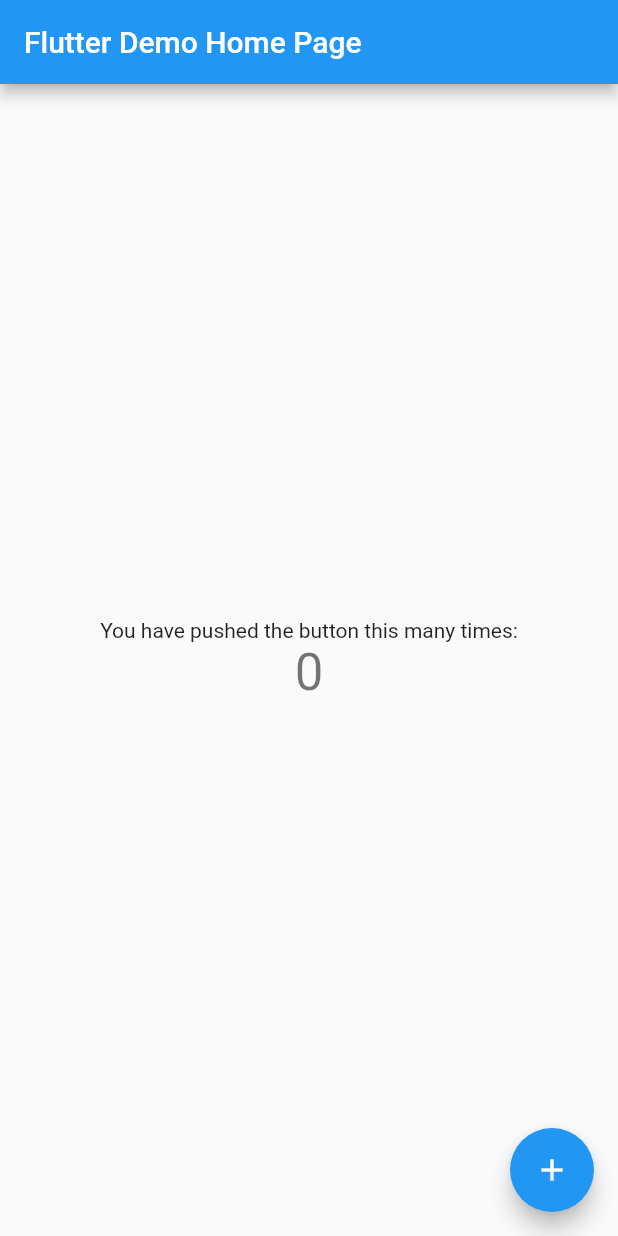
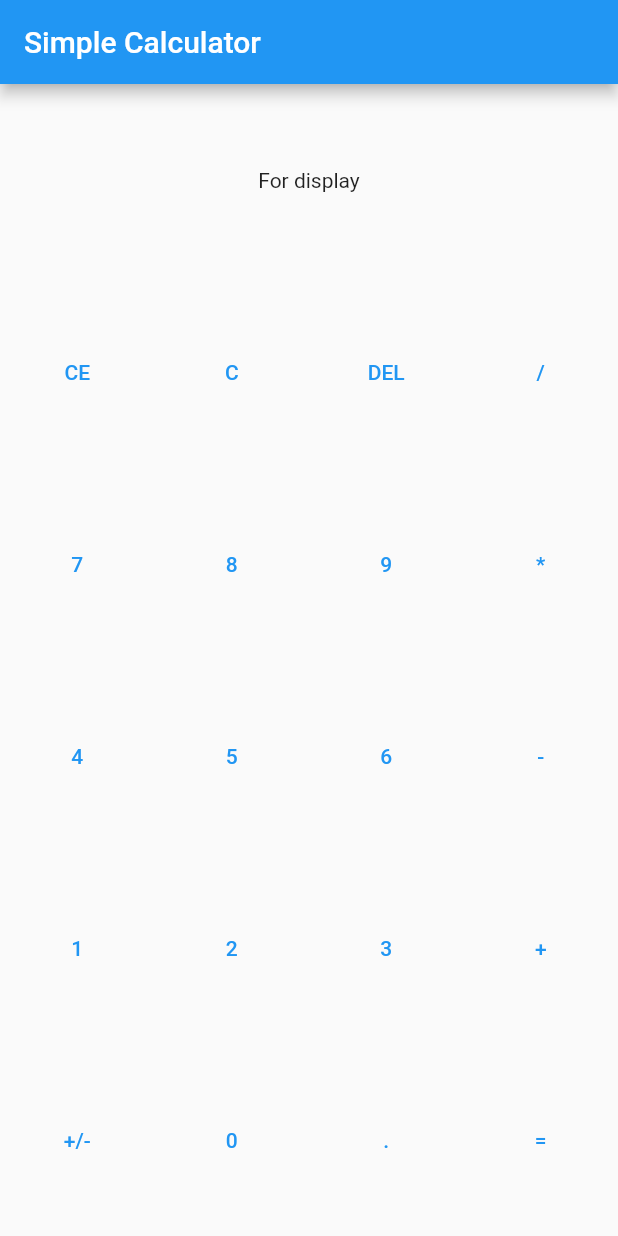
Before and after one commit to soyunjo/Flutter_Calculator, a Flutter app: the screen it shows after launch, on a phone screen of 412 x 824 dp. Run offline on Flutter 3.47's test engine with Material 2 defaults, Android fonts, the phone set to English and light mode, and no system bars.

Commit message:
calculate layout

```diff
--- a/lib/main.dart
+++ b/lib/main.dart
@@ -24,7 +24,7 @@ class MyApp extends StatelessWidget {
         // is not restarted.
         primarySwatch: Colors.blue,
       ),
-      home: const MyHomePage(title: 'Flutter Demo Home Page'),
+      home: const MyHomePage(title: 'Simple Calculator'),
     );
   }
 }
@@ -48,16 +48,17 @@ class MyHomePage extends StatefulWidget {
 }
 
 class _MyHomePageState extends State<MyHomePage> {
-  int _counter = 0;
+  int _number = 0;
 
-  void _incrementCounter() {
+
+  void _clear() {
     setState(() {
       // This call to setState tells the Flutter framework that something has
       // changed in this State, which causes it to rerun the build method below
       // so that the display can reflect the updated values. If we changed
       // _counter without calling setState(), then the build method would not be
       // called again, and so nothing would appear to happen.
-      _counter++;
+      _number = 0;
     });
   }
 
@@ -75,41 +76,175 @@ class _MyHomePageState extends State<MyHomePage> {
           // the App.build method, and use it to set our appbar title.
           title: Text(widget.title),
         ),
-      body: Center(
-        // Center is a layout widget. It takes a single child and positions it
-        // in the middle of the parent.
+        body: Column(
+          children: <Widget>[
+            Expanded(
+              flex: 1,
+              child: Container(
+                child: const Center(
+                  child: Text('For display'),
+                ),
+              ),
+            ),
+            Expanded(
+                flex: 5,
                 child: Column(
-          // Column is also a layout widget. It takes a list of children and
-          // arranges them vertically. By default, it sizes itself to fit its
-          // children horizontally, and tries to be as tall as its parent.
-          //
-          // Invoke "debug painting" (press "p" in the console, choose the
-          // "Toggle Debug Paint" action from the Flutter Inspector in Android
-          // Studio, or the "Toggle Debug Paint" command in Visual Studio Code)
-          // to see the wireframe for each widget.
-          //
-          // Column has various properties to control how it sizes itself and
-          // how it positions its children. Here we use mainAxisAlignment to
-          // center the children vertically; the main axis here is the vertical
-          // axis because Columns are vertical (the cross axis would be
-          // horizontal).
-          mainAxisAlignment: MainAxisAlignment.center,
-          children: <Widget>[
-            const Text(
-              'You have pushed the button this many times:',
+                  children: [
+                    Expanded(
+                      child: Row(
+                        children: [
+                          Expanded(
+                              child: TextButton(
+                                onPressed: () {},
+                                child: Text("CE"),
+                              )
                           ),
-            Text(
-              '$_counter',
-              style: Theme.of(context).textTheme.headline4,
+                          Expanded(
+                              child: TextButton(
+                                onPressed: () {},
+                                child: Text("C"),
+                              )
+                          ),
+                          Expanded(
+                              child: TextButton(
+                                onPressed: () {},
+                                child: Text("DEL"),
+                              )
+                          ),
+                          Expanded(
+                              child: TextButton(
+                                onPressed: () {},
+                                child: Text("/"),
+                              )
                           ),
                         ],
                       ),
                     ),
-      floatingActionButton: FloatingActionButton(
-        onPressed: _incrementCounter,
-        tooltip: 'Increment',
-        child: const Icon(Icons.add),
-      ), // This trailing comma makes auto-formatting nicer for build methods.
+                    Expanded(
+                      child: Row(
+                        children: [
+                          Expanded(
+                              child: TextButton(
+                                onPressed: () {},
+                                child: Text("7"),
+                              )
+                          ),
+                          Expanded(
+                              child: TextButton(
+                                onPressed: () {},
+                                child: Text("8"),
+                              )
+                          ),
+                          Expanded(
+                              child: TextButton(
+                                onPressed: () {},
+                                child: Text("9"),
+                              )
+                          ),
+                          Expanded(
+                              child: TextButton(
+                                onPressed: () {},
+                                child: Text("*"),
+                              )
+                          ),
+                        ],
+                      ),
+                    ),
+                    Expanded(
+                      child: Row(
+                        children: [
+                          Expanded(
+                              child: TextButton(
+                                onPressed: () {},
+                                child: Text("4"),
+                              )
+                          ),
+                          Expanded(
+                              child: TextButton(
+                                onPressed: () {},
+                                child: Text("5"),
+                              )
+                          ),
+                          Expanded(
+                              child: TextButton(
+                                onPressed: () {},
+                                child: Text("6"),
+                              )
+                          ),
+                          Expanded(
+                              child: TextButton(
+                                onPressed: () {},
+                                child: Text("-"),
+                              )
+                          ),
+                        ],
+                      ),
+                    ),
+                    Expanded(
+                      child: Row(
+                        children: [
+                          Expanded(
+                              child: TextButton(
+                                onPressed: () {},
+                                child: Text("1"),
+                              )
+                          ),
+                          Expanded(
+                              child: TextButton(
+                                onPressed: () {},
+                                child: Text("2"),
+                              )
+                          ),
+                          Expanded(
+                              child: TextButton(
+                                onPressed: () {},
+                                child: Text("3"),
+                              )
+                          ),
+                          Expanded(
+                              child: TextButton(
+                                onPressed: () {},
+                                child: Text("+"),
+                              )
+                          ),
+                        ],
+                      ),
+                    ),
+                    Expanded(
+                      child: Row(
+                        children: [
+                          Expanded(
+                              child: TextButton(
+                                onPressed: () {},
+                                child: Text("+/-"),
+                              )
+                          ),
+                          Expanded(
+                              child: TextButton(
+                                onPressed: () {},
+                                child: Text("0"),
+                              )
+                          ),
+                          Expanded(
+                              child: TextButton(
+                                onPressed: () {},
+                                child: Text("."),
+                              )
+                          ),
+                          Expanded(
+                              child: TextButton(
+                                onPressed: () {},
+                                child: Text("="),
+                              )
+                          ),
+                        ],
+                      ),
+                    )
+                  ],
+                )
+            )
+          ],
+        )
     );
   }
 }
```
Lines whose indentation alone changed are shown as unchanged.
